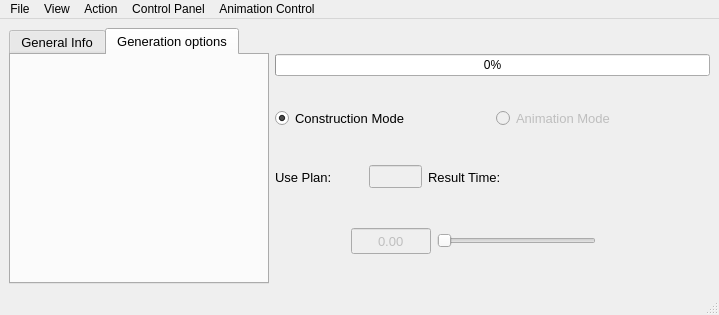
Old version of the form mainwindow.ui in the repository Frostmourneee/MT-TSP.
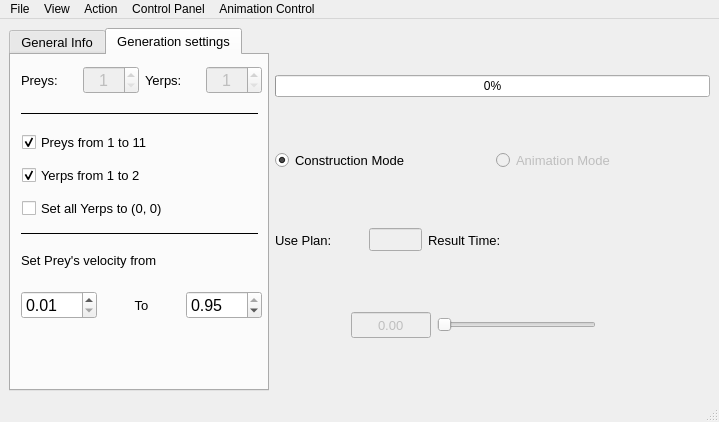
New version of the form. The open tabs and pages were chosen to show the change.

```diff
--- a/mainwindow.ui
+++ b/mainwindow.ui
@@ -7,7 +7,7 @@
     <x>0</x>
     <y>0</y>
     <width>719</width>
-    <height>315</height>
+    <height>422</height>
    </rect>
   </property>
   <property name="windowTitle">
@@ -43,6 +43,9 @@
       <property name="tabPosition">
        <enum>QTabWidget::North</enum>
       </property>
+      <property name="tabShape">
+       <enum>QTabWidget::Rounded</enum>
+      </property>
       <property name="currentIndex">
        <number>0</number>
       </property>
@@ -137,8 +140,333 @@
       </widget>
       <widget class="QWidget" name="randomGen">
        <attribute name="title">
-        <string>Generation options</string>
+        <string>Generation settings</string>
        </attribute>
+       <widget class="QWidget" name="horizontalLayoutWidget_3">
+        <property name="geometry">
+         <rect>
+          <x>10</x>
+          <y>10</y>
+          <width>241</width>
+          <height>31</height>
+         </rect>
+        </property>
+        <layout class="QHBoxLayout" name="layoutGenEntities">
+         <item>
+          <widget class="QLabel" name="labelGenYerps">
+           <property name="font">
+            <font>
+             <pointsize>10</pointsize>
+            </font>
+           </property>
+           <property name="layoutDirection">
+            <enum>Qt::LeftToRight</enum>
+           </property>
+           <property name="text">
+            <string>Preys:</string>
+           </property>
+           <property name="alignment">
+            <set>Qt::AlignLeading|Qt::AlignLeft|Qt::AlignVCenter</set>
+           </property>
+          </widget>
+         </item>
+         <item>
+          <widget class="QSpinBox" name="spinBoxPreys">
+           <property name="enabled">
+            <bool>false</bool>
+           </property>
+           <property name="font">
+            <font>
+             <pointsize>12</pointsize>
+            </font>
+           </property>
+           <property name="frame">
+            <bool>true</bool>
+           </property>
+           <property name="alignment">
+            <set>Qt::AlignCenter</set>
+           </property>
+           <property name="readOnly">
+            <bool>false</bool>
+           </property>
+           <property name="buttonSymbols">
+            <enum>QAbstractSpinBox::UpDownArrows</enum>
+           </property>
+           <property name="minimum">
+            <number>1</number>
+           </property>
+           <property name="maximum">
+            <number>11</number>
+           </property>
+          </widget>
+         </item>
+         <item>
+          <widget class="QLabel" name="labelGenPreys">
+           <property name="text">
+            <string>Yerps:</string>
+           </property>
+           <property name="alignment">
+            <set>Qt::AlignLeading|Qt::AlignLeft|Qt::AlignVCenter</set>
+           </property>
+          </widget>
+         </item>
+         <item>
+          <widget class="QSpinBox" name="spinBoxYerps">
+           <property name="enabled">
+            <bool>false</bool>
+           </property>
+           <property name="font">
+            <font>
+             <pointsize>12</pointsize>
+            </font>
+           </property>
+           <property name="frame">
+            <bool>true</bool>
+           </property>
+           <property name="alignment">
+            <set>Qt::AlignCenter</set>
+           </property>
+           <property name="readOnly">
+            <bool>false</bool>
+           </property>
+           <property name="buttonSymbols">
+            <enum>QAbstractSpinBox::UpDownArrows</enum>
+           </property>
+           <property name="minimum">
+            <number>1</number>
+           </property>
+           <property name="maximum">
+            <number>2</number>
+           </property>
+          </widget>
+         </item>
+        </layout>
+       </widget>
+       <widget class="QCheckBox" name="checkBoxRandomN">
+        <property name="geometry">
+         <rect>
+          <x>11</x>
+          <y>76</y>
+          <width>231</width>
+          <height>22</height>
+         </rect>
+        </property>
+        <property name="layoutDirection">
+         <enum>Qt::LeftToRight</enum>
+        </property>
+        <property name="text">
+         <string>Preys from 1 to 11</string>
+        </property>
+        <property name="checked">
+         <bool>true</bool>
+        </property>
+       </widget>
+       <widget class="QCheckBox" name="checkBoxRandomM">
+        <property name="geometry">
+         <rect>
+          <x>11</x>
+          <y>109</y>
+          <width>231</width>
+          <height>22</height>
+         </rect>
+        </property>
+        <property name="layoutDirection">
+         <enum>Qt::LeftToRight</enum>
+        </property>
+        <property name="text">
+         <string>Yerps from 1 to 2</string>
+        </property>
+        <property name="checked">
+         <bool>true</bool>
+        </property>
+       </widget>
+       <widget class="Line" name="line">
+        <property name="geometry">
+         <rect>
+          <x>10</x>
+          <y>50</y>
+          <width>237</width>
+          <height>16</height>
+         </rect>
+        </property>
+        <property name="minimumSize">
+         <size>
+          <width>237</width>
+          <height>0</height>
+         </size>
+        </property>
+        <property name="maximumSize">
+         <size>
+          <width>237</width>
+          <height>16777215</height>
+         </size>
+        </property>
+        <property name="frameShadow">
+         <enum>QFrame::Plain</enum>
+        </property>
+        <property name="orientation">
+         <enum>Qt::Horizontal</enum>
+        </property>
+       </widget>
+       <widget class="QLabel" name="labelGenVelMin">
+        <property name="geometry">
+         <rect>
+          <x>10</x>
+          <y>190</y>
+          <width>241</width>
+          <height>31</height>
+         </rect>
+        </property>
+        <property name="font">
+         <font>
+          <pointsize>10</pointsize>
+         </font>
+        </property>
+        <property name="layoutDirection">
+         <enum>Qt::LeftToRight</enum>
+        </property>
+        <property name="text">
+         <string>Set Prey's velocity from</string>
+        </property>
+        <property name="alignment">
+         <set>Qt::AlignLeading|Qt::AlignLeft|Qt::AlignVCenter</set>
+        </property>
+       </widget>
+       <widget class="Line" name="line_2">
+        <property name="geometry">
+         <rect>
+          <x>10</x>
+          <y>170</y>
+          <width>237</width>
+          <height>16</height>
+         </rect>
+        </property>
+        <property name="minimumSize">
+         <size>
+          <width>237</width>
+          <height>0</height>
+         </size>
+        </property>
+        <property name="maximumSize">
+         <size>
+          <width>237</width>
+          <height>16777215</height>
+         </size>
+        </property>
+        <property name="frameShadow">
+         <enum>QFrame::Plain</enum>
+        </property>
+        <property name="orientation">
+         <enum>Qt::Horizontal</enum>
+        </property>
+       </widget>
+       <widget class="QCheckBox" name="checkBoxAllYerpsToZero">
+        <property name="geometry">
+         <rect>
+          <x>11</x>
+          <y>142</y>
+          <width>231</width>
+          <height>22</height>
+         </rect>
+        </property>
+        <property name="layoutDirection">
+         <enum>Qt::LeftToRight</enum>
+        </property>
+        <property name="text">
+         <string>Set all Yerps to (0, 0)</string>
+        </property>
+        <property name="checked">
+         <bool>false</bool>
+        </property>
+       </widget>
+       <widget class="QWidget" name="">
+        <property name="geometry">
+         <rect>
+          <x>10</x>
+          <y>230</y>
+          <width>241</width>
+          <height>41</height>
+         </rect>
+        </property>
+        <layout class="QHBoxLayout" name="layoutVelocity">
+         <item>
+          <widget class="QDoubleSpinBox" name="dSpinBoxVelMin">
+           <property name="font">
+            <font>
+             <pointsize>12</pointsize>
+             <weight>50</weight>
+             <bold>false</bold>
+            </font>
+           </property>
+           <property name="buttonSymbols">
+            <enum>QAbstractSpinBox::UpDownArrows</enum>
+           </property>
+           <property name="decimals">
+            <number>2</number>
+           </property>
+           <property name="minimum">
+            <double>0.010000000000000</double>
+           </property>
+           <property name="maximum">
+            <double>0.950000000000000</double>
+           </property>
+           <property name="singleStep">
+            <double>0.010000000000000</double>
+           </property>
+           <property name="value">
+            <double>0.010000000000000</double>
+           </property>
+          </widget>
+         </item>
+         <item>
+          <widget class="QLabel" name="labelGenVelMax">
+           <property name="font">
+            <font>
+             <pointsize>10</pointsize>
+            </font>
+           </property>
+           <property name="layoutDirection">
+            <enum>Qt::LeftToRight</enum>
+           </property>
+           <property name="text">
+            <string>To</string>
+           </property>
+           <property name="alignment">
+            <set>Qt::AlignCenter</set>
+           </property>
+          </widget>
+         </item>
+         <item>
+          <widget class="QDoubleSpinBox" name="dSpinBoxVelMax">
+           <property name="font">
+            <font>
+             <pointsize>12</pointsize>
+             <weight>50</weight>
+             <bold>false</bold>
+            </font>
+           </property>
+           <property name="buttonSymbols">
+            <enum>QAbstractSpinBox::UpDownArrows</enum>
+           </property>
+           <property name="decimals">
+            <number>2</number>
+           </property>
+           <property name="minimum">
+            <double>0.010000000000000</double>
+           </property>
+           <property name="maximum">
+            <double>0.950000000000000</double>
+           </property>
+           <property name="singleStep">
+            <double>0.010000000000000</double>
+           </property>
+           <property name="value">
+            <double>0.950000000000000</double>
+           </property>
+          </widget>
+         </item>
+        </layout>
+       </widget>
       </widget>
      </widget>
     </item>
```
Left out of the diff: 2 changed lines with no effect on the pictures.
